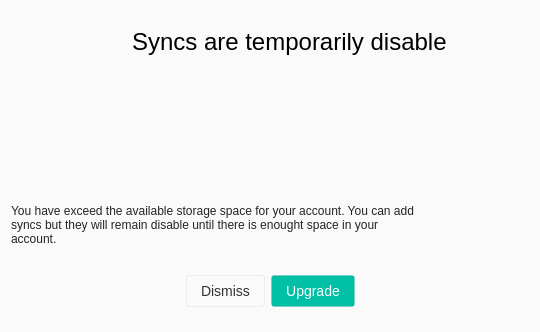
First picture: the form in src/MEGASync/gui/win/OverquotaFullDialog.ui, repository meganz/MEGAsync, before the edit.
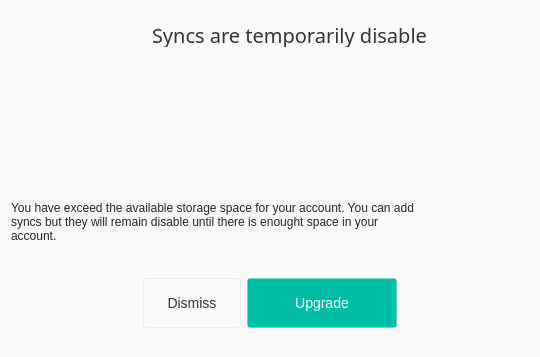
Second picture: the form after the edit. Icons and pictures are not drawn.

Commit message: [UX] Improve Overquota full dialog style in windows.

Patch:
```diff
--- a/src/MEGASync/gui/win/OverquotaFullDialog.ui
+++ b/src/MEGASync/gui/win/OverquotaFullDialog.ui
@@ -7,19 +7,19 @@
     <x>0</x>
     <y>0</y>
     <width>540</width>
-    <height>332</height>
+    <height>357</height>
    </rect>
   </property>
   <property name="minimumSize">
    <size>
     <width>540</width>
-    <height>332</height>
+    <height>357</height>
    </size>
   </property>
   <property name="maximumSize">
    <size>
     <width>540</width>
-    <height>332</height>
+    <height>357</height>
    </size>
   </property>
   <property name="windowTitle">
@@ -30,7 +30,30 @@
   </property>
   <layout class="QVBoxLayout" name="verticalLayout">
    <item>
+    <spacer name="verticalSpacer">
+     <property name="orientation">
+      <enum>Qt::Vertical</enum>
+     </property>
+     <property name="sizeHint" stdset="0">
+      <size>
+       <width>20</width>
+       <height>26</height>
+      </size>
+     </property>
+    </spacer>
+   </item>
+   <item>
+    <widget class="QWidget" name="widgetHeader" native="true">
+     <property name="maximumSize">
+      <size>
+       <width>16777215</width>
+       <height>36</height>
+      </size>
+     </property>
     <layout class="QHBoxLayout" name="horizontalLayout">
+      <property name="topMargin">
+       <number>1</number>
+      </property>
      <item>
       <spacer name="horizontalSpacer">
        <property name="orientation">
@@ -81,16 +104,24 @@
        <property name="maximumSize">
         <size>
          <width>16777215</width>
-         <height>16777215</height>
+          <height>24</height>
         </size>
        </property>
        <property name="font">
         <font>
-         <pointsize>18</pointsize>
+          <family>SF UI Text</family>
+          <pointsize>-1</pointsize>
         </font>
        </property>
        <property name="styleSheet">
-        <string notr="true"/>
+         <string notr="true">#labelTitle
+{
+  color: #333333;
+  font-family: &quot;SF UI Text&quot;;
+  font-size: 20px;
+  letter-spacing: 0;
+  line-height: 24px;
+}</string>
        </property>
        <property name="text">
         <string>Syncs are temporarily disable</string>
@@ -111,6 +142,20 @@
       </spacer>
      </item>
     </layout>
+    </widget>
+   </item>
+   <item>
+    <spacer name="verticalSpacer_3">
+     <property name="orientation">
+      <enum>Qt::Vertical</enum>
+     </property>
+     <property name="sizeHint" stdset="0">
+      <size>
+       <width>20</width>
+       <height>18</height>
+      </size>
+     </property>
+    </spacer>
    </item>
    <item alignment="Qt::AlignHCenter">
     <widget class="QStackedWidget" name="stackedWidgetBigIcons">
@@ -209,6 +254,19 @@
      </widget>
     </widget>
    </item>
+   <item>
+    <spacer name="verticalSpacer_4">
+     <property name="orientation">
+      <enum>Qt::Vertical</enum>
+     </property>
+     <property name="sizeHint" stdset="0">
+      <size>
+       <width>20</width>
+       <height>24</height>
+      </size>
+     </property>
+    </spacer>
+   </item>
    <item>
     <widget class="QLabel" name="labelMessage">
      <property name="minimumSize">
@@ -227,17 +285,33 @@
       <string notr="true">#labelMessage
 {
 	color: #242424;
-	font-family: &quot;Lato&quot;;
+	font-family: &quot;SF UI Text&quot;;
 	font-size: 12px;
-	line-height:50;
+	line-height:120;
 	qproperty-alignment: AlignCenter;
 }</string>
      </property>
      <property name="text">
       <string>&lt;html&gt;&lt;head/&gt;&lt;body&gt;&lt;p&gt;You have exceed the available storage space for your account. You can add &lt;br&gt; syncs but they will remain disable until there is enought space in your&lt;br&gt;account.&lt;/p&gt;&lt;/body&gt;&lt;/html&gt;</string>
      </property>
+     <property name="margin">
+      <number>0</number>
+     </property>
     </widget>
    </item>
+   <item>
+    <spacer name="verticalSpacer_5">
+     <property name="orientation">
+      <enum>Qt::Vertical</enum>
+     </property>
+     <property name="sizeHint" stdset="0">
+      <size>
+       <width>20</width>
+       <height>25</height>
+      </size>
+     </property>
+    </spacer>
+   </item>
    <item>
     <widget class="QWidget" name="widgetButtons" native="true">
      <layout class="QHBoxLayout" name="horizontalLayout_2">
@@ -256,6 +330,12 @@
       </item>
       <item>
        <widget class="QPushButton" name="buttonDismiss">
+        <property name="minimumSize">
+         <size>
+          <width>98</width>
+          <height>50</height>
+         </size>
+        </property>
         <property name="styleSheet">
          <string notr="true">#buttonDismiss
 {
@@ -276,6 +356,12 @@
       </item>
       <item>
        <widget class="QPushButton" name="buttonUpgrade">
+        <property name="minimumSize">
+         <size>
+          <width>150</width>
+          <height>50</height>
+         </size>
+        </property>
         <property name="styleSheet">
          <string notr="true">#buttonUpgrade
 {
@@ -311,6 +397,19 @@
      </layout>
     </widget>
    </item>
+   <item>
+    <spacer name="verticalSpacer_2">
+     <property name="orientation">
+      <enum>Qt::Vertical</enum>
+     </property>
+     <property name="sizeHint" stdset="0">
+      <size>
+       <width>20</width>
+       <height>24</height>
+      </size>
+     </property>
+    </spacer>
+   </item>
   </layout>
  </widget>
  <resources>
```
Lines whose indentation alone changed are shown as unchanged.
